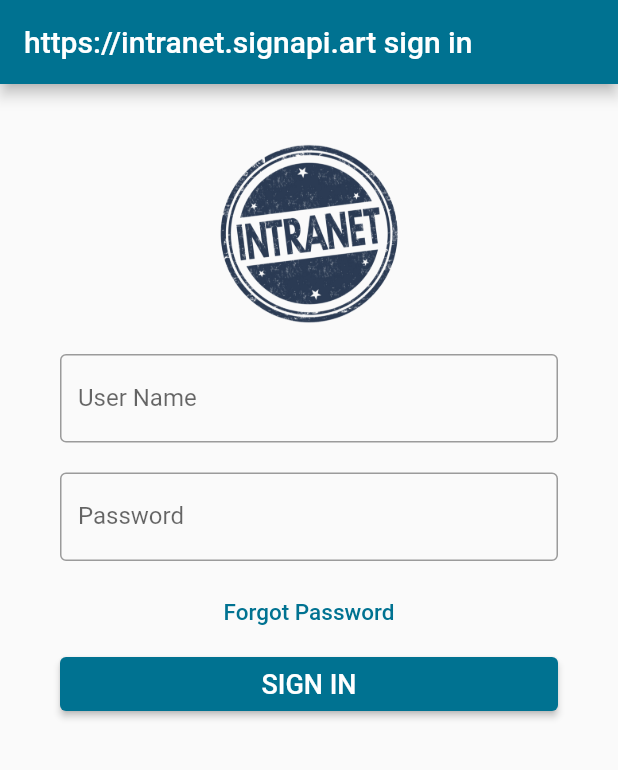
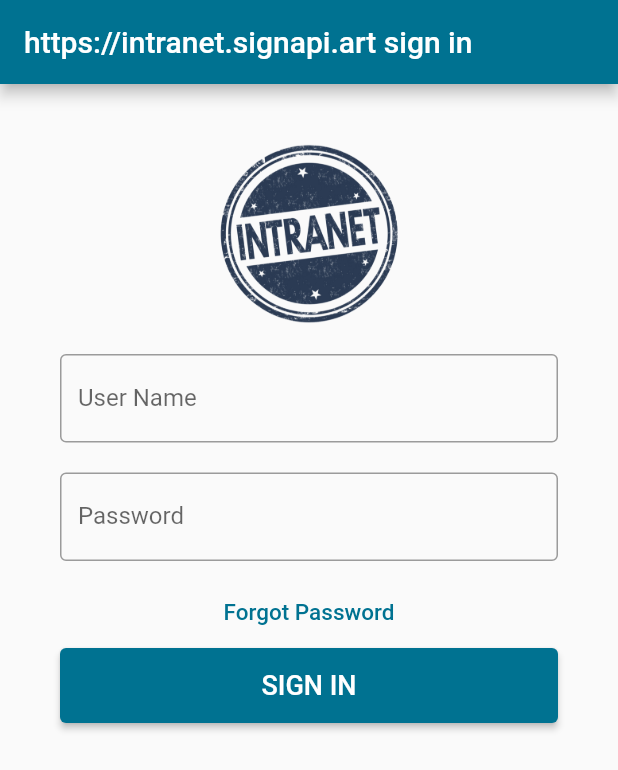
Before and after one commit to app/intranet-client, a Flutter app: the screen it shows after launch, on a phone screen of 412 x 824 dp. Shown: the top 770 px of the screen. Run offline on Flutter 3.47's test engine with Material 2 defaults, Android fonts, the phone set to English and light mode, and no system bars.

Commit message:
Increased button height

```diff
--- a/lib/signin.dart
+++ b/lib/signin.dart
@@ -57,6 +57,7 @@ class _SignInState extends State<SignIn> {
               ),
               SizedBox(
                 width: double.infinity,
+                height: 50,
                 child: ElevatedButton(
                   onPressed: () {
                     Navigator.of(context).push(
```
